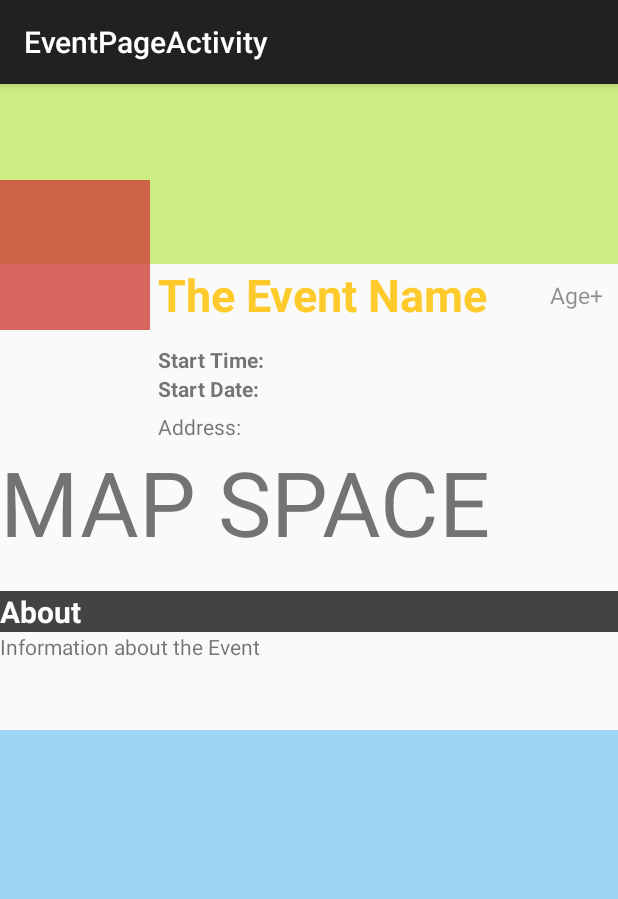
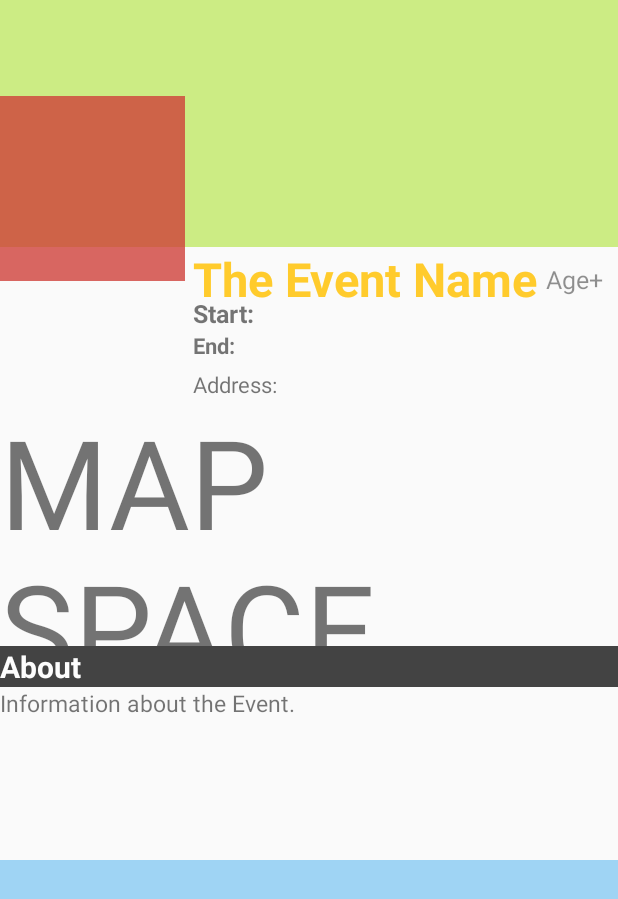
Before and after one commit to devbruha/android_bruha, an Android app: the EventPageActivity screen opened directly, with no data from a screen before it, on a phone screen of 412 x 824 dp. Shown: the top 899 px of the screen. Run offline under Robolectric (Android 15) with nearby library versions, the phone set to English and light mode, and no system bars.

```diff
--- a/app/src/main/AndroidManifest.xml
+++ b/app/src/main/AndroidManifest.xml
@@ -68,7 +68,8 @@
         </activity>
         <activity
             android:name=".Views.EventPageActivity"
-            android:label="@string/title_activity_event_page" >
+            android:label="@string/title_activity_event_page"
+            android:theme="@style/Theme.AppCompat.Light.NoActionBar">
         </activity>
 
     </application>
--- a/app/src/main/java/com/bruha/bruha/Adapters/ListviewAdapter.java
+++ b/app/src/main/java/com/bruha/bruha/Adapters/ListviewAdapter.java
@@ -354,11 +354,11 @@ public class ListviewAdapter extends BaseSwipeAdapter {
         int y7= (int)Math.round(height*.014);
         DesEndTime.setTextSize(TypedValue.COMPLEX_UNIT_PX,y7);
         //The TextView saying "start" being formatted.
-        TextView start = (TextView) convertView.findViewById(R.id.StartText);
+        TextView start = (TextView) convertView.findViewById(R.id.PageStartText);
         int y8= (int)Math.round(height*.0127);
         start.setTextSize(TypedValue.COMPLEX_UNIT_PX,y8);
         //The TextView saying "end" being formatted.
-        TextView end = (TextView) convertView.findViewById(R.id.EndText);
+        TextView end = (TextView) convertView.findViewById(R.id.PageEndText);
         int y9= (int)Math.round(height*.0127);
         end.setTextSize(TypedValue.COMPLEX_UNIT_PX,y9);
         //Swipe Bars being resized.
--- a/app/src/main/java/com/bruha/bruha/Views/EventPageActivity.java
+++ b/app/src/main/java/com/bruha/bruha/Views/EventPageActivity.java
@@ -1,9 +1,17 @@
 package com.bruha.bruha.Views;
 
+import android.graphics.Point;
 import android.support.v7.app.ActionBarActivity;
 import android.os.Bundle;
+import android.util.Log;
+import android.util.TypedValue;
+import android.view.Display;
 import android.view.Menu;
 import android.view.MenuItem;
+import android.view.View;
+import android.view.ViewGroup;
+import android.widget.ImageView;
+import android.widget.TextView;
 
 import com.bruha.bruha.R;
 
@@ -14,6 +22,64 @@ public class EventPageActivity extends ActionBarActivity {
         super.onCreate(savedInstanceState);
         setContentView(R.layout.activity_event_page);
 
+        //The EventPage dimensions being set to fit all types of screen:
+
+        // Android functions to determine the screen dimensions.
+        Display display = getWindowManager().getDefaultDisplay();
+        Point size = new Point();
+        display.getSize(size);
+
+        // Storing the screen height into an int variable.
+        int height = size.y;
+
+        //Assigning the PageEventCoverPicture to a variable to alter its dimensions after with.
+        ImageView EventCoverPage = (ImageView) findViewById(R.id.PageEventCoverPicture);
+        ViewGroup.LayoutParams EventCoverPageParams = EventCoverPage.getLayoutParams();
+        EventCoverPageParams.height =  (int)Math.round(height*.20);
+
+        //Assigning the PageEventPicture to a variable to alter its dimensions after with.
+        ImageView EventPicture = (ImageView) findViewById(R.id.PageEventPicture);
+        ViewGroup.LayoutParams EventPictureParams = EventPicture.getLayoutParams();
+        EventPictureParams.height =  (int)Math.round(height*.15);
+        EventPictureParams.width  =  (int)Math.round(height*.15);
+
+        //The PageEventName being Formatted.
+        TextView EventName = (TextView) findViewById(R.id.PageEventName);
+        int x1= (int)Math.round(height*.038);
+        EventName.setTextSize(TypedValue.COMPLEX_UNIT_PX,x1);
+
+        //The PageEventAge being Formatted.
+        TextView EventAge= (TextView) findViewById(R.id.PageEventAge);
+        int x2= (int)Math.round(height * .02);
+        EventAge.setTextSize(TypedValue.COMPLEX_UNIT_PX,x2);
+
+        //The Start,End and Address Text being resized.
+        TextView PageStart = (TextView) findViewById(R.id.PageStartText);
+        TextView PageEnd = (TextView) findViewById(R.id.PageEndText);
+        TextView PageAddress = (TextView) findViewById(R.id.PageAddressText);
+        int x3= (int)Math.round(height * .018);
+        PageStart.setTextSize(TypedValue.COMPLEX_UNIT_PX,x3);
+        PageEnd.setTextSize(TypedValue.COMPLEX_UNIT_PX,x3);
+        PageAddress.setTextSize(TypedValue.COMPLEX_UNIT_PX,x3);
+
+        //The About text being resized.
+        TextView PageAbout = (TextView) findViewById(R.id.PageStartText);
+        int x4= (int)Math.round(height * .020);
+        PageAbout.setTextSize(TypedValue.COMPLEX_UNIT_PX,x4);
+
+        //The PageEventDescription's size being defined. TextSize is being defined too.
+        TextView PageEventDescription = (TextView) findViewById(R.id.PageEventDescription);
+        ViewGroup.LayoutParams PageEventDescriptionParams = PageEventDescription.getLayoutParams();
+        PageEventDescriptionParams.height= (int)Math.round(height * .14);
+        int x5= (int)Math.round(height * .019);
+        PageEventDescription.setTextSize(TypedValue.COMPLEX_UNIT_PX,x5);
+
+        //Just spacing out for the map.
+        TextView PageMapSpace = (TextView) findViewById(R.id.PageMapSpace);
+        ViewGroup.LayoutParams PageMapSpaceParams = PageMapSpace.getLayoutParams();
+        PageMapSpaceParams.height= (int)Math.round(height * .2);
+        int x6= (int)Math.round(height * .10);
+        PageMapSpace.setTextSize(TypedValue.COMPLEX_UNIT_PX, x6);
 
 
     }
--- a/app/src/main/res/layout/activity_event_page.xml
+++ b/app/src/main/res/layout/activity_event_page.xml
@@ -57,9 +57,9 @@
     <TextView
         android:layout_width="wrap_content"
         android:layout_height="wrap_content"
-        android:text="Start Time:"
+        android:text="Start:"
         android:textStyle="bold"
-        android:id="@+id/textView29"
+        android:id="@+id/PageStartText"
         android:layout_below="@+id/PageEventPicture"
         android:layout_alignLeft="@+id/PageEventName"
         android:layout_alignStart="@+id/PageEventName"
@@ -69,9 +69,9 @@
         android:layout_width="wrap_content"
         android:layout_height="wrap_content"
         android:textStyle="bold"
-        android:text="Start Date:"
-        android:id="@+id/textView48"
-        android:layout_below="@+id/textView29"
+        android:text="End:"
+        android:id="@+id/PageEndText"
+        android:layout_below="@+id/PageStartText"
         android:layout_alignLeft="@+id/PageEventName"
         android:layout_alignStart="@+id/PageEventName"
         />
@@ -80,18 +80,18 @@
         android:layout_width="wrap_content"
         android:layout_height="wrap_content"
         android:text="Address:"
-        android:id="@+id/textView49"
-        android:layout_below="@+id/textView48"
+        android:id="@+id/PageAddressText"
+        android:layout_below="@+id/PageEndText"
         android:layout_marginTop="6dp"
         android:layout_alignLeft="@+id/PageEventName"
         android:layout_alignStart="@+id/PageEventName"/>
 
     <TextView
         android:layout_width="match_parent"
-        android:layout_height="100dp"
+        android:layout_height="wrap_content"
         android:text="MAP SPACE"
-        android:id="@+id/textView50"
-        android:layout_below="@+id/textView49"
+        android:id="@+id/PageMapSpace"
+        android:layout_below="@+id/PageAddressText"
         android:layout_alignParentLeft="true"
         android:layout_alignParentStart="true"
         android:textSize="60sp"/>
@@ -101,8 +101,8 @@
         android:layout_height="wrap_content"
         android:textStyle="bold"
         android:text="About"
-        android:id="@+id/textView51"
-        android:layout_below="@+id/textView50"
+        android:id="@+id/PageAboutText"
+        android:layout_below="@+id/PageMapSpace"
         android:layout_alignParentLeft="true"
         android:layout_alignParentStart="true"
         android:background="#ff060606"
@@ -113,11 +113,11 @@
     <TextView
         android:layout_width="match_parent"
         android:layout_height="65dp"
-        android:text="Information about the Event"
+        android:text="Information about the Event."
         android:id="@+id/PageEventDescription"
-        android:layout_below="@+id/textView51"
-        android:layout_alignLeft="@+id/textView51"
-        android:layout_alignStart="@+id/textView51"/>
+        android:layout_below="@+id/PageAboutText"
+        android:layout_alignLeft="@+id/PageAboutText"
+        android:layout_alignStart="@+id/PageAboutText"/>
 
     <ImageView
         android:layout_width="match_parent"
--- a/app/src/main/res/layout/list_item.xml
+++ b/app/src/main/res/layout/list_item.xml
@@ -561,7 +561,7 @@
                 android:layout_width="wrap_content"
                 android:layout_height="wrap_content"
                 android:text="Start:"
-                android:id="@+id/StartText"
+                android:id="@+id/PageStartText"
                 android:textSize="10dp"
                 android:textStyle="bold"
                 android:layout_below="@+id/DesEventLocAddress"
@@ -576,7 +576,7 @@
                 android:id="@+id/DesEventStartDate"
                 android:paddingLeft="8dp"
                 android:textSize="10dp"
-                android:layout_below="@+id/StartText"
+                android:layout_below="@+id/PageStartText"
                 android:layout_alignParentLeft="true"
                 android:layout_alignParentStart="true"/>
 
@@ -596,7 +596,7 @@
                 android:layout_width="wrap_content"
                 android:layout_height="wrap_content"
                 android:text="End:"
-                android:id="@+id/EndText"
+                android:id="@+id/PageEndText"
                 android:textSize="10dp"
                 android:paddingLeft="5dp"
                 android:textStyle="bold"
@@ -613,7 +613,7 @@
                 android:id="@+id/DesEventEndDate"
                 android:paddingLeft="8dp"
                 android:textSize="10dp"
-                android:layout_below="@+id/EndText"
+                android:layout_below="@+id/PageEndText"
                 android:layout_alignParentLeft="true"
                 android:layout_alignParentStart="true"/>
 
```
